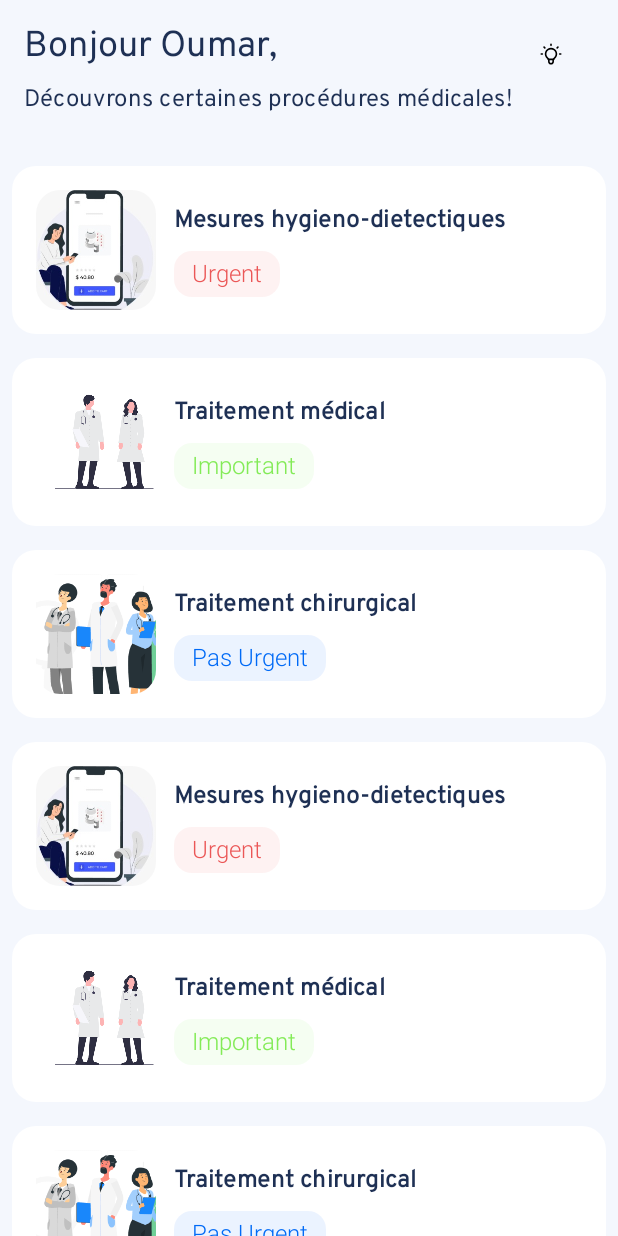
After one commit to Ayoubbooob/MedCare, an Android app built with Jetpack Compose: the ProceduresScreen screen opened through its navigation route, on a phone screen of 412 x 824 dp. The commit adds this screen. Run offline under Robolectric (Android 15) with nearby library versions, the phone set to English and light mode, and no system bars; Roboto replaces fonts that are not available here.

Commit message:
add Model Bloc, BlocCard &  FakeBlockDatabase, + fix themes & add procedures screen

```diff
--- a/app/build.gradle
+++ b/app/build.gradle
@@ -57,6 +57,7 @@ dependencies {
     implementation "androidx.compose.ui:ui-tooling-preview:$compose_ui_version"
     implementation "androidx.lifecycle:lifecycle-viewmodel-compose:$lifecycle_version"
     implementation 'androidx.compose.material:material:1.1.1'
+    implementation 'androidx.appcompat:appcompat:1.4.1'
     testImplementation 'junit:junit:4.13.2'
     androidTestImplementation 'androidx.test.ext:junit:1.1.3'
     androidTestImplementation 'androidx.test.espresso:espresso-core:3.4.0'
--- a/app/src/main/java/com/bosseurs/medcare/MainActivity.kt
+++ b/app/src/main/java/com/bosseurs/medcare/MainActivity.kt
@@ -3,6 +3,8 @@ package com.bosseurs.medcare
 import android.os.Bundle
 import androidx.activity.ComponentActivity
 import androidx.activity.compose.setContent
+import androidx.appcompat.app.AppCompatDelegate
+import androidx.compose.foundation.isSystemInDarkTheme
 import androidx.compose.foundation.layout.Column
 import androidx.compose.foundation.layout.fillMaxSize
 import androidx.compose.material.MaterialTheme
@@ -24,13 +26,27 @@ class MainActivity : ComponentActivity() {
     override fun onCreate(savedInstanceState: Bundle?) {
         super.onCreate(savedInstanceState)
         setContent {
+            val currentTheme = isSystemInDarkTheme()
+            val toggleTheme: () -> Unit = {
+                if (currentTheme) setDayTheme() else setDarkTheme()
+            }
             MedCareTheme {
                 // A surface container using the 'background' color from the theme
                 Surface(modifier = Modifier.fillMaxSize(), color = MaterialTheme.colors.background) {
-                    Navigation()
+                    Navigation(toggleTheme)
                 }
             }
         }
+    }
+
+
+
+    private fun setDayTheme() {
+        AppCompatDelegate.setDefaultNightMode(AppCompatDelegate.MODE_NIGHT_NO)
+    }
+
+    private fun setDarkTheme() {
+        AppCompatDelegate.setDefaultNightMode(AppCompatDelegate.MODE_NIGHT_YES)
     }
 }
 
--- /dev/null
+++ b/app/src/main/java/com/bosseurs/medcare/data/FakeBlockDatabase.kt
@@ -0,0 +1,33 @@
+
+package com.bosseurs.medcare.data
+
+import com.bosseurs.medcare.ui.utils.BlockModel
+import com.bosseurs.medcare.ui.utils.enums.ImportanceLevel
+import com.bosseurs.medcare.R
+
+
+
+// Specify here your fake Data, for example, I've added Procedures realises blocks
+object FakeBlockDatabase {
+    val proceduresBlocksList = listOf(
+        BlockModel(
+            "Mesures hygieno-dietectiques",
+            "Il y a 1 jour",
+            R.drawable.int4,
+            ImportanceLevel.URGENT
+        ),
+        BlockModel(
+            "Traitement médical",
+            "Il y a 1 heure",
+            R.drawable.int5,
+            ImportanceLevel.IMPORTANT
+        ),
+        BlockModel(
+            "Traitement chirurgical",
+            "Il y a 1 mois",
+            R.drawable.welcome_img,
+            ImportanceLevel.PASURGENT
+        ),
+
+    )
+}
--- a/app/src/main/java/com/bosseurs/medcare/ui/navigation/Navigation.kt
+++ b/app/src/main/java/com/bosseurs/medcare/ui/navigation/Navigation.kt
@@ -15,6 +15,7 @@ import com.bosseurs.medcare.ui.screens.login.LoginScreen
 import com.bosseurs.medcare.ui.screens.main.HomeScreen
 import com.bosseurs.medcare.ui.screens.main.HomeUiState
 import com.bosseurs.medcare.ui.screens.main.HomeViewModel
+import com.bosseurs.medcare.ui.screens.procedures.ProceduresScreen
 import com.bosseurs.medcare.ui.screens.profile.ProfileScreen
 import com.bosseurs.medcare.ui.screens.signup.SignUpScreen
 import com.bosseurs.medcare.ui.utils.Screen
@@ -22,7 +23,7 @@ import com.google.gson.Gson
 import androidx.navigation.compose.rememberNavController as rememberNavController
 
 @Composable
-fun Navigation() {
+fun Navigation(toggleTheme : () -> Unit) {
     val navController = rememberNavController()
     NavHost(
     navController = navController,
@@ -91,5 +92,9 @@ fun Navigation() {
             AppointmentScreen(navController = navController)
         }
 
+        composable(route = Screen.ProceduresScreen.route){
+            ProceduresScreen(navController = navController)
+        }
+
     }
 }
--- a/app/src/main/java/com/bosseurs/medcare/ui/screens/information/menuinfo/MenuInfoScreen.kt
+++ b/app/src/main/java/com/bosseurs/medcare/ui/screens/information/menuinfo/MenuInfoScreen.kt
@@ -85,6 +85,7 @@ fun MyCard(modifier: Modifier = Modifier,
            onClick: () -> Unit = {}
 ) {
     Card(
+        backgroundColor = MaterialTheme.colors.onSurface, //Ayoub a ajoute cette ligne
         elevation = 10.dp,
         shape = RoundedCornerShape(18.dp),
         modifier = modifier
--- a/app/src/main/java/com/bosseurs/medcare/ui/screens/main/HomeScreen.kt
+++ b/app/src/main/java/com/bosseurs/medcare/ui/screens/main/HomeScreen.kt
@@ -33,6 +33,7 @@ import androidx.navigation.compose.rememberNavController
 import com.bosseurs.medcare.R
 import com.bosseurs.medcare.ui.shared.FooterBarInstance
 import com.bosseurs.medcare.ui.theme.BlueColor
+import com.bosseurs.medcare.ui.theme.MedCareTheme
 import com.bosseurs.medcare.ui.theme.Typography1
 import com.bosseurs.medcare.ui.utils.Screen
 import com.google.gson.Gson
@@ -84,9 +85,13 @@ fun HomeScreen(
                         title = stringResource(R.string.unite_chirurgie_panel),
                         backImage = painterResource(id = R.drawable.cat1),
                         onClick = {
-                            Toast
-                                .makeText(context, "cette route n'est pas encore disponible", Toast.LENGTH_SHORT)
-                                .show()
+//                            Toast
+//                                .makeText(context, "cette route n'est pas encore disponible", Toast.LENGTH_SHORT)
+//                                .show()
+
+                            navController.navigate(Screen.ProceduresScreen.route)
+
+
                         }
 
                     )
@@ -185,6 +190,7 @@ fun MyCard(modifier: Modifier = Modifier,
            onClick: () -> Unit = {}
 ) {
     Card(
+        backgroundColor = MaterialTheme.colors.onSurface, //Ayoub a ajoute cette ligne
         elevation = 10.dp,
         shape = RoundedCornerShape(18.dp),
         modifier = modifier
@@ -221,5 +227,7 @@ fun MyCard(modifier: Modifier = Modifier,
 @Preview(showBackground = true, showSystemUi = true)
 @Composable
 fun HomeScreenPreview() {
-    HomeScreen(navController = rememberNavController())
+    MedCareTheme() {
+        HomeScreen(navController = rememberNavController())
+    }
 }
--- /dev/null
+++ b/app/src/main/java/com/bosseurs/medcare/ui/screens/procedures/ProceduresScreen.kt
@@ -0,0 +1,29 @@
+package com.bosseurs.medcare.ui.screens.procedures
+
+import androidx.compose.runtime.Composable
+import androidx.navigation.NavController
+import com.bosseurs.medcare.data.FakeBlockDatabase
+import com.bosseurs.medcare.ui.shared.CustomBlocksScreen
+
+
+@Composable
+fun ProceduresScreen(navController: NavController) {
+    CustomBlocksScreen(navController = navController, blocksList = FakeBlockDatabase.proceduresBlocksList)
+}
+
+//@Composable
+//@Preview(showBackground = true, showSystemUi = true)
+//fun ProceduresScreenPreview(){
+//    val navController = rememberNavController()
+//    val proceduresBlocList = FakeBlockDatabase.blockList
+//
+//
+//    val toggleTheme :  () -> Unit = {
+//        AppCompatDelegate.setDefaultNightMode(AppCompatDelegate.MODE_NIGHT_NO)
+//    }
+//
+//    ProceduresScreen(navController, proceduresBlocList, toggleTheme)
+//
+//
+//
+//}
--- /dev/null
+++ b/app/src/main/java/com/bosseurs/medcare/ui/shared/BlockCard.kt
@@ -0,0 +1,121 @@
+
+package com.bosseurs.medcare.ui.shared
+
+import androidx.compose.foundation.Image
+import androidx.compose.foundation.clickable
+import androidx.compose.foundation.layout.Arrangement
+import androidx.compose.foundation.layout.Column
+import androidx.compose.foundation.layout.Row
+import androidx.compose.foundation.layout.Spacer
+import androidx.compose.foundation.layout.fillMaxWidth
+import androidx.compose.foundation.layout.height
+import androidx.compose.foundation.layout.padding
+import androidx.compose.foundation.layout.size
+import androidx.compose.foundation.layout.width
+import androidx.compose.foundation.shape.RoundedCornerShape
+import androidx.compose.material.Card
+import androidx.compose.material.MaterialTheme
+import androidx.compose.material.MaterialTheme.typography
+import androidx.compose.material.Text
+import androidx.compose.runtime.Composable
+import androidx.compose.ui.Alignment
+import androidx.compose.ui.Modifier
+import androidx.compose.ui.draw.clip
+import androidx.compose.ui.graphics.painter.Painter
+import androidx.compose.ui.layout.ContentScale
+import androidx.compose.ui.res.painterResource
+import androidx.compose.ui.text.font.FontWeight
+import androidx.compose.ui.tooling.preview.Preview
+import androidx.compose.ui.unit.dp
+import com.bosseurs.medcare.data.FakeBlockDatabase
+import com.bosseurs.medcare.ui.utils.BlockModel
+
+@Composable
+fun BlockCard(block: BlockModel, onItemClicked: (block: BlockModel) -> Unit) {
+    Card(
+        modifier = Modifier
+            .fillMaxWidth()
+            .padding(8.dp)
+            .clip(RoundedCornerShape(16.dp))
+            .clickable(onClick = { onItemClicked(block) }),
+        elevation = 0.dp,
+        backgroundColor = MaterialTheme.colors.onSurface
+    ) {
+        Row(
+            modifier = Modifier
+                .fillMaxWidth()
+                .padding(16.dp)
+        ) {
+
+            val image: Painter = painterResource(id = block.image)
+            Image(
+                modifier = Modifier
+                    .size(80.dp, 80.dp)
+                    .clip(RoundedCornerShape(16.dp)),
+                painter = image,
+                alignment = Alignment.CenterStart,
+                contentDescription = "Image describe the block",
+                contentScale = ContentScale.Crop
+            )
+
+            Spacer(modifier = Modifier.width(12.dp))
+
+            Column(modifier = Modifier.align(Alignment.CenterVertically)) {
+                Text(
+                    text = block.title,
+                    modifier = Modifier.padding(0.dp, 0.dp, 5.dp, 0.dp),
+                    color = MaterialTheme.colors.surface,
+                    fontWeight = FontWeight.Bold,
+                    style = typography.subtitle1
+                )
+                Spacer(modifier = Modifier.height(8.dp))
+
+                Column(
+                    modifier = Modifier.fillMaxWidth(),
+                    verticalArrangement = Arrangement.Bottom
+                ) {
+                    ImportanceLevelTag(importanceLevel = block.importanceLevel)
+                }
+
+                //                Text(
+                //                    text = buildString {
+                //                        append(block.age)
+                //                        append("yrs | ")
+                //                        append(block.gender)
+                //                    },
+                //                    modifier = Modifier.padding(0.dp, 0.dp, 12.dp, 0.dp),
+                //                    color = MaterialTheme.colors.surface,
+                //                    style = typography.caption
+                //                )
+
+                //                Row(verticalAlignment = Alignment.Bottom) {
+                //
+                ////                    val location: Painter = painterResource(id = R.drawable.ic_location)
+                ////
+                ////                    Icon(
+                ////                        painter = location,
+                ////                        contentDescription = null,
+                ////                        modifier = Modifier.size(16.dp, 16.dp),
+                ////                        tint = Color.Red
+                ////                    )
+                ////
+                ////                    Text(
+                ////                        text = block.location,
+                ////                        modifier = Modifier.padding(8.dp, 12.dp, 12.dp, 0.dp),
+                ////                        color = MaterialTheme.colors.surface,
+                ////                        style = typography.caption
+                ////                    )
+                //                }
+            }
+
+        }
+    }
+}
+
+
+@Composable
+@Preview(showSystemUi = true, showBackground = true)
+fun BlockCardPreview(){
+    val bloc = FakeBlockDatabase.proceduresBlocksList[0];
+    BlockCard(block = bloc, onItemClicked = {})
+}
--- /dev/null
+++ b/app/src/main/java/com/bosseurs/medcare/ui/shared/BlocksTopBar.kt
@@ -0,0 +1,77 @@
+
+package com.bosseurs.medcare.ui.shared
+
+import androidx.compose.foundation.clickable
+import androidx.compose.foundation.isSystemInDarkTheme
+import androidx.compose.foundation.layout.Arrangement
+import androidx.compose.foundation.layout.Column
+import androidx.compose.foundation.layout.Row
+import androidx.compose.foundation.layout.Spacer
+import androidx.compose.foundation.layout.fillMaxWidth
+import androidx.compose.foundation.layout.height
+import androidx.compose.foundation.layout.padding
+import androidx.compose.foundation.layout.size
+import androidx.compose.material.Icon
+import androidx.compose.material.MaterialTheme
+import androidx.compose.material.Text
+import androidx.compose.runtime.Composable
+import androidx.compose.ui.Modifier
+import androidx.compose.ui.res.colorResource
+import androidx.compose.ui.res.painterResource
+import androidx.compose.ui.text.style.TextAlign
+import androidx.compose.ui.unit.dp
+import com.bosseurs.medcare.R
+@Composable
+fun BlocksTopBar(onToggle: () -> Unit) {
+
+    Row(
+        modifier = Modifier
+            .fillMaxWidth()
+    ) {
+        Column(modifier = Modifier.padding(16.dp)) {
+            Text(
+                text = "Bonjour Oumar,",
+                textAlign = TextAlign.Start,
+                style = MaterialTheme.typography.h5,
+                color = MaterialTheme.colors.surface
+            )
+
+            Spacer(modifier = Modifier.height(8.dp))
+
+            Text(
+                text = "Découvrons certaines procédures médicales!",
+                textAlign = TextAlign.Start,
+                style = MaterialTheme.typography.subtitle1,
+                color = MaterialTheme.colors.surface
+            )
+        }
+        Row(
+            modifier = Modifier
+                .fillMaxWidth()
+                .padding(0.dp, 24.dp, 36.dp, 0.dp),
+            horizontalArrangement = Arrangement.End
+        ) {
+            WigglesThemeSwitch(onToggle = { onToggle() })
+        }
+    }
+}
+
+
+//TODO - Light icon don't show up
+@Composable
+fun WigglesThemeSwitch(onToggle: () -> Unit) {
+
+    val icon = if (isSystemInDarkTheme())
+        painterResource(id = R.drawable.ic_light_off)
+    else
+        painterResource(id = R.drawable.ic_light_on)
+
+    Icon(
+        painter = icon,
+        contentDescription = null,
+        modifier = Modifier
+            .size(24.dp, 24.dp)
+            .clickable(onClick = onToggle),
+        tint = colorResource(id = R.color.black)
+    )
+}
--- /dev/null
+++ b/app/src/main/java/com/bosseurs/medcare/ui/shared/CustomBlocksScreen.kt
@@ -0,0 +1,43 @@
+package com.bosseurs.medcare.ui.shared
+
+import androidx.compose.foundation.layout.Spacer
+import androidx.compose.foundation.layout.height
+import androidx.compose.foundation.lazy.LazyColumn
+import androidx.compose.foundation.lazy.items
+import androidx.compose.runtime.Composable
+import androidx.compose.ui.Modifier
+import androidx.compose.ui.unit.dp
+import androidx.navigation.NavController
+import com.bosseurs.medcare.ui.utils.BlockModel
+
+@Composable
+
+fun CustomBlocksScreen(
+    navController: NavController,
+    blocksList : List<BlockModel>,
+    toggleTheme: () -> Unit = {}
+){
+    LazyColumn {
+        item {
+            BlocksTopBar(
+                onToggle = {
+                    toggleTheme()
+                }
+            )
+            Spacer(modifier = Modifier.height(8.dp))
+        }
+        items(blocksList) {
+            blocksList.forEach {
+                BlockCard(
+                    it,
+                    onItemClicked = {
+                        //TODO - when a block choosed
+//                            block ->
+//                        navController.navigate("details/${block.id}/${block.name}/${block.location}")
+                    }
+                )
+            }
+        }
+    }
+
+}
--- /dev/null
+++ b/app/src/main/java/com/bosseurs/medcare/ui/shared/ImportanceLevelTag.kt
@@ -0,0 +1,52 @@
+
+package com.bosseurs.medcare.ui.shared
+
+import androidx.compose.foundation.background
+import androidx.compose.foundation.layout.Box
+import androidx.compose.foundation.layout.padding
+import androidx.compose.foundation.layout.wrapContentWidth
+import androidx.compose.foundation.shape.RoundedCornerShape
+import androidx.compose.material.MaterialTheme
+import androidx.compose.material.Text
+import androidx.compose.runtime.Composable
+import androidx.compose.ui.Modifier
+import androidx.compose.ui.draw.clip
+import androidx.compose.ui.graphics.Color
+import androidx.compose.ui.res.colorResource
+import androidx.compose.ui.unit.dp
+import  com.bosseurs.medcare.R
+import com.bosseurs.medcare.ui.utils.enums.ImportanceLevel
+
+@Composable
+fun ImportanceLevelTag(importanceLevel: ImportanceLevel) {
+//    val color = if (name == "Male") R.color.blue else R.color.red
+
+    val color = when (importanceLevel) {
+        ImportanceLevel.URGENT -> R.color.red
+        ImportanceLevel.PASURGENT -> R.color.blue
+        ImportanceLevel.IMPORTANT -> R.color.green
+        ImportanceLevel.PASIMPORTANT -> R.color.yellow
+        else -> {
+            R.color.blue
+        }
+    }
+
+
+    ChipView(importanceLevel = importanceLevel, colorResource = colorResource(id = color))
+}
+
+@Composable
+fun ChipView(importanceLevel: ImportanceLevel, colorResource: Color) {
+    Box(
+        modifier = Modifier
+            .wrapContentWidth()
+            .clip(RoundedCornerShape(12.dp))
+            .background(colorResource.copy(.08f))
+    ) {
+        Text(
+            text = importanceLevel.toString(), modifier = Modifier.padding(12.dp, 6.dp, 12.dp, 6.dp),
+            style = MaterialTheme.typography.caption,
+            color = colorResource
+        )
+    }
+}
--- a/app/src/main/java/com/bosseurs/medcare/ui/theme/Color.kt
+++ b/app/src/main/java/com/bosseurs/medcare/ui/theme/Color.kt
@@ -19,3 +19,10 @@ val labelTextColor = Color(0XFFa5a7bc)
 val TextFieldBorderColor = Color(0XFFe9eaef)
 val LeadingIconColor = Color(0XFF090F47)
 val TopAppBarTitleColor = Color(0XFF080C2F)
+
+val blueBG = Color(0xFFF4F7FD)
+val blueBGNight = Color(0xFF0C1B3A)
+val blueText = Color(0xFF1E3054)
+val pinkText = Color(0xFFF5CAC9)
+val card = Color(0xFFFFFFFF)
+val cardNight = Color(0xFF162544)
--- a/app/src/main/java/com/bosseurs/medcare/ui/theme/Theme.kt
+++ b/app/src/main/java/com/bosseurs/medcare/ui/theme/Theme.kt
@@ -6,16 +6,16 @@ import androidx.compose.material.darkColors
 import androidx.compose.material.lightColors
 import androidx.compose.runtime.Composable
 //import com.bosseurs.medcare.ui.them
-private val DarkColorPalette = darkColors(
-        primary = Purple200,
-        primaryVariant = Purple700,
-        secondary = Teal200
-)
-
-private val LightColorPalette = lightColors(
-        primary = Purple500,
-        primaryVariant = Purple700,
-        secondary = Teal200
+//private val DarkColorPalette = darkColors(
+//        primary = Purple200,
+//        primaryVariant = Purple700,
+//        secondary = Teal200
+//)
+//
+//private val LightColorPalette = lightColors(
+//        primary = Purple500,
+//        primaryVariant = Purple700,
+//        secondary = Teal200
 
         /* Other default colors to override
     background = Color.White,
@@ -25,8 +25,27 @@ private val LightColorPalette = lightColors(
     onBackground = Color.Black,
     onSurface = Color.Black,
     */
+//)
+
+/**************This for Enhancing UI after **************/
+
+private val DarkColorPalette = darkColors(
+    primary = Purple200,
+    primaryVariant = Purple700,
+    secondary = Teal200,
+    background = blueBGNight,
+    surface = pinkText,
+    onSurface = cardNight
 )
 
+private val LightColorPalette = lightColors(
+    primary = Purple500,
+    primaryVariant = Purple700,
+    secondary = Teal200,
+    background = blueBG,
+    surface = blueText,
+    onSurface = card
+)
 @Composable
 fun MedCareTheme(darkTheme: Boolean = isSystemInDarkTheme(), content: @Composable () -> Unit) {
     val colors = if (darkTheme) {
--- /dev/null
+++ b/app/src/main/java/com/bosseurs/medcare/ui/utils/BlockModel.kt
@@ -0,0 +1,10 @@
+package com.bosseurs.medcare.ui.utils
+
+import com.bosseurs.medcare.ui.utils.enums.ImportanceLevel
+
+data class BlockModel(
+    val title : String,
+    val dateAdded : String,
+    val image : Int,
+    val importanceLevel: ImportanceLevel
+)
--- a/app/src/main/java/com/bosseurs/medcare/ui/utils/Screen.kt
+++ b/app/src/main/java/com/bosseurs/medcare/ui/utils/Screen.kt
@@ -27,5 +27,9 @@ sealed class Screen(val route : String){
         }
     }
     object AppointmentScreen : Screen("appointment_screen")
+    object ProceduresScreen : Screen("procedures_screen")
+
+
+
 
 }
--- /dev/null
+++ b/app/src/main/java/com/bosseurs/medcare/ui/utils/enums/ImportanceLevel.kt
@@ -0,0 +1,15 @@
+package com.bosseurs.medcare.ui.utils.enums
+
+enum class ImportanceLevel {
+    URGENT, PASURGENT, IMPORTANT, PASIMPORTANT;
+
+
+    override fun toString(): String {
+        return when (this) {
+            URGENT -> "Urgent"
+            PASURGENT -> "Pas Urgent"
+            IMPORTANT -> "Important"
+            PASIMPORTANT -> "Pas Important"
+        }
+    }
+}
--- /dev/null
+++ b/app/src/main/res/drawable/ic_light_off.xml
@@ -0,0 +1,20 @@
+<vector xmlns:android="http://schemas.android.com/apk/res/android"
+    android:width="24dp"
+    android:height="24dp"
+    android:viewportWidth="24"
+    android:viewportHeight="24">
+    <path
+        android:fillColor="#00000000"
+        android:pathData="M9,16C8.1605,15.3704 7.5403,14.4925 7.2274,13.4908C6.9145,12.4892 6.9247,11.4144 7.2566,10.4189C7.5884,9.4233 8.2251,8.5574 9.0765,7.9438C9.9278,7.3302 10.9506,7 12,7C13.0494,7 14.0722,7.3302 14.9236,7.9438C15.7749,8.5574 16.4116,9.4233 16.7434,10.4189C17.0753,11.4144 17.0855,12.4892 16.7726,13.4908C16.4597,14.4925 15.8395,15.3704 15,16C14.6096,16.3865 14.3156,16.8594 14.1419,17.3806C13.9681,17.9018 13.9195,18.4566 14,19C14,19.5304 13.7893,20.0391 13.4142,20.4142C13.0391,20.7893 12.5304,21 12,21C11.4696,21 10.9609,20.7893 10.5858,20.4142C10.2107,20.0391 10,19.5304 10,19C10.0805,18.4566 10.0319,17.9018 9.8581,17.3806C9.6844,16.8594 9.3904,16.3865 9,16"
+        android:strokeWidth="1.5"
+        android:strokeColor="@color/text"
+        android:strokeLineCap="round"
+        android:strokeLineJoin="round" />
+    <path
+        android:fillColor="#00000000"
+        android:pathData="M9.7,17H14.3"
+        android:strokeWidth="1.5"
+        android:strokeColor="@color/text"
+        android:strokeLineCap="round"
+        android:strokeLineJoin="round" />
+</vector>
--- /dev/null
+++ b/app/src/main/res/drawable/ic_light_on.xml
@@ -0,0 +1,27 @@
+<vector xmlns:android="http://schemas.android.com/apk/res/android"
+    android:width="24dp"
+    android:height="24dp"
+    android:viewportWidth="24"
+    android:viewportHeight="24">
+    <path
+        android:fillColor="#00000000"
+        android:pathData="M18.4,5.6L17.7,6.3M3,12H4H3ZM12,3V4V3ZM20,12H21H20ZM5.6,5.6L6.3,6.3L5.6,5.6Z"
+        android:strokeWidth="1.5"
+        android:strokeColor="@color/text"
+        android:strokeLineCap="round"
+        android:strokeLineJoin="round" />
+    <path
+        android:fillColor="#00000000"
+        android:pathData="M9,16C8.1605,15.3704 7.5403,14.4925 7.2274,13.4908C6.9145,12.4892 6.9247,11.4144 7.2566,10.4189C7.5884,9.4233 8.2251,8.5574 9.0765,7.9438C9.9278,7.3302 10.9506,7 12,7C13.0494,7 14.0722,7.3302 14.9236,7.9438C15.7749,8.5574 16.4116,9.4233 16.7434,10.4189C17.0753,11.4144 17.0855,12.4892 16.7726,13.4908C16.4597,14.4925 15.8395,15.3704 15,16C14.6096,16.3865 14.3156,16.8594 14.1419,17.3806C13.9681,17.9018 13.9195,18.4566 14,19C14,19.5304 13.7893,20.0391 13.4142,20.4142C13.0391,20.7893 12.5304,21 12,21C11.4696,21 10.9609,20.7893 10.5858,20.4142C10.2107,20.0391 10,19.5304 10,19C10.0805,18.4566 10.0319,17.9018 9.8581,17.3806C9.6844,16.8594 9.3904,16.3865 9,16"
+        android:strokeWidth="1.5"
+        android:strokeColor="@color/text"
+        android:strokeLineCap="round"
+        android:strokeLineJoin="round" />
+    <path
+        android:fillColor="#00000000"
+        android:pathData="M9.7,17H14.3"
+        android:strokeWidth="1.5"
+        android:strokeColor="@color/text"
+        android:strokeLineCap="round"
+        android:strokeLineJoin="round" />
+</vector>
--- a/app/src/main/res/values/colors.xml
+++ b/app/src/main/res/values/colors.xml
@@ -7,4 +7,15 @@
     <color name="teal_700">#FF018786</color>
     <color name="black">#FF000000</color>
     <color name="white">#FFFFFFFF</color>
+
+
+
+
+    <color name="red">#EB5757</color>
+    <color name="blue">#006AF6</color>
+    <color name="green">#83EB57</color>
+    <color name="yellow">#EBD257</color>
+    <color name="text">#1E3054</color>
+
+
 </resources>
```
